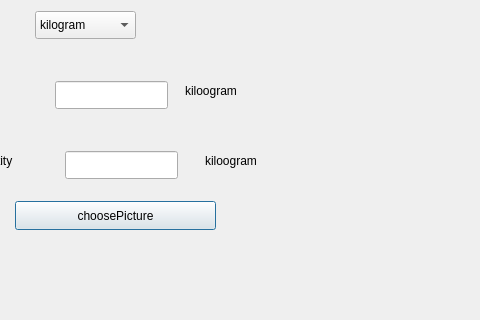
Before: the Qt Designer form CakeManager/src/ui/MaterialCard/addingredientdialog.ui in mohammad23-c/CakeManager, drawn with Qt 5; both pictures show x 165 to 645 and y 129 to 449 of the 1091 by 449 pixel window.
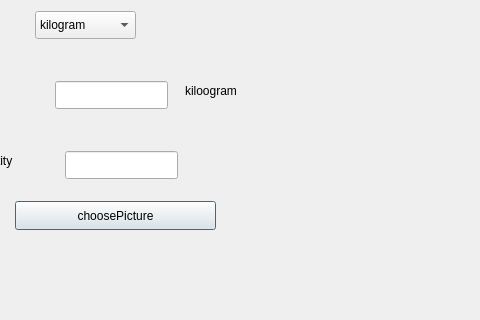
After: the same form once the commit is applied.

What changed in the file:
```diff
--- a/CakeManager/src/ui/MaterialCard/addingredientdialog.ui
+++ b/CakeManager/src/ui/MaterialCard/addingredientdialog.ui
@@ -224,19 +224,6 @@
     <string>kiloogram</string>
    </property>
   </widget>
-  <widget class="QLabel" name="label_8">
-   <property name="geometry">
-    <rect>
-     <x>370</x>
-     <y>280</y>
-     <width>71</width>
-     <height>20</height>
-    </rect>
-   </property>
-   <property name="text">
-    <string>kiloogram</string>
-   </property>
-  </widget>
  </widget>
  <resources/>
  <connections/>
```
